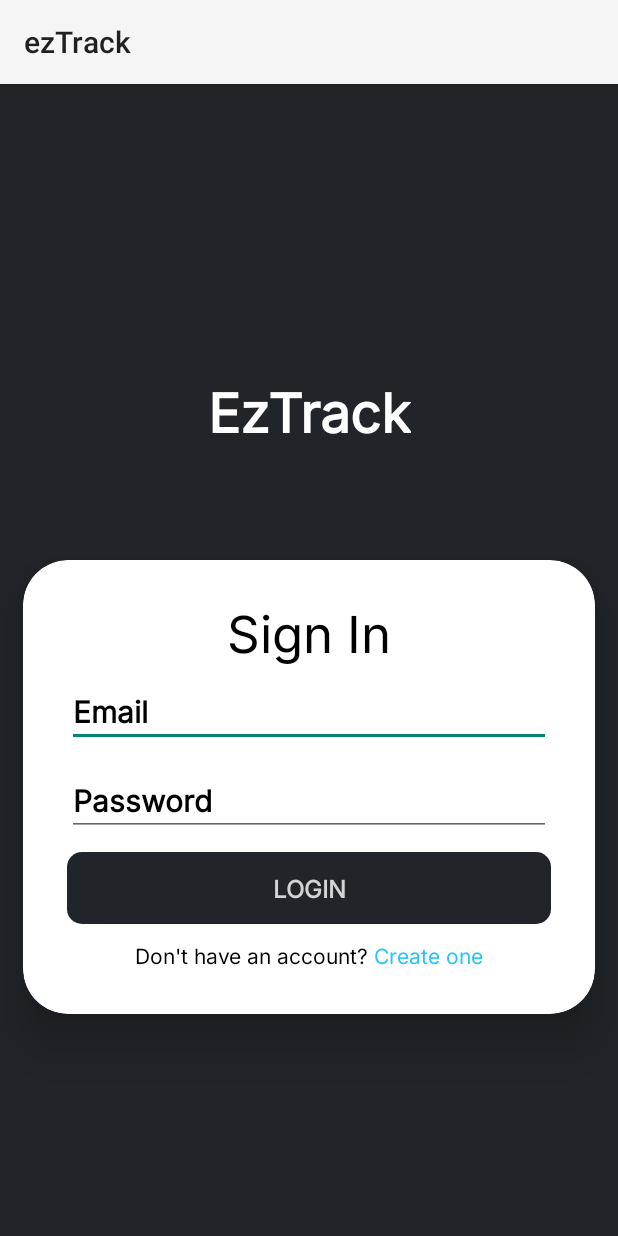
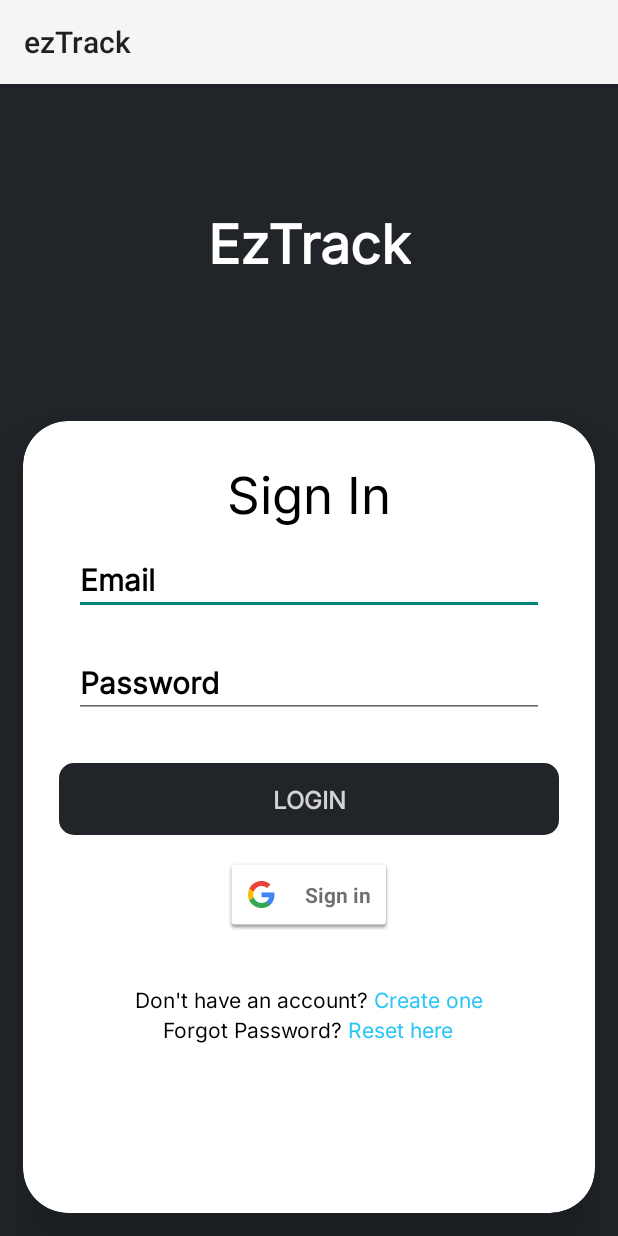
Before and after one commit to mrunixd/ezTrack, an Android app built with Jetpack Compose: the LoginActivity screen opened directly, with no data from a screen before it, on a phone screen of 412 x 824 dp. Run offline under Robolectric (Android 15) with nearby library versions, the phone set to English and light mode, and no system bars; our stand-ins replace Firebase (no records; nobody signed in at launch, a user with empty details on screens opened directly); Roboto replaces fonts that are not available here.

Commit message:
completed implementation of google login

```diff
--- a/app/build.gradle.kts
+++ b/app/build.gradle.kts
@@ -70,6 +70,7 @@ dependencies {
     implementation(libs.androidx.activity)
     implementation(libs.google.firebase.auth)
     implementation(libs.gms.play.services.auth)
+    implementation(libs.glide)
     testImplementation(libs.junit)
     androidTestImplementation(libs.androidx.junit)
     androidTestImplementation(libs.androidx.espresso.core)
--- a/app/src/main/java/com/strongclone/app/LoginActivity.kt
+++ b/app/src/main/java/com/strongclone/app/LoginActivity.kt
@@ -9,6 +9,13 @@ import androidx.activity.enableEdgeToEdge
 import androidx.appcompat.app.AppCompatActivity
 import androidx.core.view.ViewCompat
 import androidx.core.view.WindowInsetsCompat
+import com.google.android.gms.auth.api.identity.BeginSignInRequest
+import com.google.android.gms.auth.api.signin.GoogleSignIn
+import com.google.android.gms.auth.api.signin.GoogleSignInAccount
+import com.google.android.gms.auth.api.signin.GoogleSignInClient
+import com.google.android.gms.auth.api.signin.GoogleSignInOptions
+import com.google.android.gms.common.api.ApiException
+import com.google.android.gms.tasks.Task
 import com.google.firebase.auth.FirebaseAuth
 import com.google.firebase.auth.auth
 import com.google.firebase.auth.ktx.auth
@@ -16,8 +23,11 @@ import com.google.firebase.ktx.Firebase
 import com.strongclone.app.databinding.ActivityLoginBinding
 
 class LoginActivity : AppCompatActivity() {
+    lateinit var mGoogleSignInClient: GoogleSignInClient
+    val Req_Code: Int = 123
     private lateinit var binding: ActivityLoginBinding
     private lateinit var auth: FirebaseAuth
+
     override fun onCreate(savedInstanceState: Bundle?) {
         super.onCreate(savedInstanceState)
         binding = ActivityLoginBinding.inflate(layoutInflater)
@@ -46,9 +56,57 @@ class LoginActivity : AppCompatActivity() {
                 }
         }
 
+
         binding.registerBtn.setOnClickListener {
             val intent = Intent(this, RegisterActivity::class.java)
             startActivity(intent)
+        }
+
+        val gso = GoogleSignInOptions.Builder(GoogleSignInOptions.DEFAULT_SIGN_IN)
+            .requestIdToken(getString(R.string.google_client_id))
+            .requestEmail()
+            .build()
+        mGoogleSignInClient = GoogleSignIn.getClient(this, gso)
+
+        binding.googleSignInBtn.setOnClickListener {
+            Toast.makeText(this, "Logging In", Toast.LENGTH_SHORT).show()
+            signInGoogle()
+        }
+    }
+
+    private fun signInGoogle() {
+        val signInIntent: Intent = mGoogleSignInClient.signInIntent
+        startActivityForResult(signInIntent, Req_Code)
+    }
+
+    override fun onActivityResult(requestCode: Int, resultCode: Int, data: Intent?) {
+        super.onActivityResult(requestCode, resultCode, data)
+        if (requestCode == Req_Code) {
+            val task: Task<GoogleSignInAccount> = GoogleSignIn.getSignedInAccountFromIntent(data)
+            handleResult(task)
+        }
+    }
+
+    private fun handleResult(completedTask: Task<GoogleSignInAccount>) {
+        try {
+            val account: GoogleSignInAccount = completedTask.getResult(ApiException::class.java)
+            if (account != null) {
+                UpdateUI(account)
+            }
+        } catch (e: ApiException) {
+            Toast.makeText(this, e.toString(), Toast.LENGTH_SHORT).show()
+        }
+    }
+
+    private fun UpdateUI(account:GoogleSignInAccount) {
+        super.onStart()
+        if (GoogleSignIn.getLastSignedInAccount(this) != null) {
+            startActivity(
+                Intent(
+                    this, MainActivity::class.java
+                )
+            )
+            finish()
         }
     }
 
--- a/app/src/main/res/layout/activity_login.xml
+++ b/app/src/main/res/layout/activity_login.xml
@@ -7,12 +7,12 @@
     android:layout_height="match_parent"
     android:background="#212529"
     android:orientation="vertical"
-    android:gravity="center">
+    android:layout_gravity="top">
 
     <TextView
         android:layout_width="wrap_content"
         android:layout_height="wrap_content"
-        android:layout_margin="60dp"
+        android:layout_margin="80dp"
         android:text="EzTrack"
         android:textColor="#ffffff"
         android:layout_gravity="center"
@@ -23,7 +23,7 @@
 
     <androidx.cardview.widget.CardView
         android:layout_width="match_parent"
-        android:layout_height="wrap_content"
+        android:layout_height="match_parent"
         android:layout_margin="15dp"
         app:cardElevation="20dp"
         app:cardCornerRadius="30dp">
@@ -49,7 +49,7 @@
                 android:layout_width="match_parent"
                 android:layout_height="wrap_content"
                 android:layout_gravity="center"
-                android:layout_margin="5sp"
+                android:layout_margin="10sp"
                 android:autofillHints=""
                 android:ems="10"
                 android:fontFamily="@font/inter"
@@ -67,7 +67,7 @@
                 android:layout_width="match_parent"
                 android:layout_height="wrap_content"
                 android:layout_gravity="center"
-                android:layout_margin="5sp"
+                android:layout_margin="10sp"
                 android:autofillHints=""
                 android:ems="10"
                 android:fontFamily="@font/inter"
@@ -85,7 +85,7 @@
                 android:layout_width="match_parent"
                 android:layout_height="wrap_content"
                 android:layout_gravity="center"
-                android:layout_margin="5sp"
+                android:layout_marginTop="20dp"
                 android:background="@drawable/btn_shape_capsule"
                 android:fontFamily="@font/inter"
                 android:text="@string/login_btn"
@@ -93,14 +93,29 @@
                 android:textSize="16sp"
                 android:textStyle="bold" />
 
+            <com.google.android.gms.common.SignInButton
+                android:layout_width="wrap_content"
+                android:layout_height="wrap_content"
+                android:layout_gravity="center"
+                android:layout_margin="15dp"
+                android:id="@+id/googleSignInBtn"/>
+
             <TextView
                 android:id="@+id/registerBtn"
                 android:layout_width="wrap_content"
                 android:layout_height="wrap_content"
                 android:layout_gravity="center"
-                android:layout_margin="5sp"
+                android:layout_marginTop="20sp"
                 android:fontFamily="@font/inter"
                 android:text="@string/register_phrase" />
+
+            <TextView
+                android:layout_width="wrap_content"
+                android:layout_height="wrap_content"
+                android:text="@string/forgot_password"
+                android:textColor="#000000"
+                android:layout_gravity="center"
+                android:fontFamily="@font/inter"/>
         </LinearLayout>
     </androidx.cardview.widget.CardView>
 
--- a/app/src/main/res/values/strings.xml
+++ b/app/src/main/res/values/strings.xml
@@ -6,4 +6,6 @@
     <string name="password_hint">Password</string>
     <string name="login_btn">Login</string>
     <string name="register_btn">Register</string>
+    <string name="google_client_id">895799623390-unhba0vka3k1f886squ8mmlu57hjl9dv.apps.googleusercontent.com</string>
+    <string name="forgot_password">Forgot Password? <font color="#29C5F6">Reset here</font></string>
 </resources>
--- a/gradle/libs.versions.toml
+++ b/gradle/libs.versions.toml
@@ -1,6 +1,7 @@
 [versions]
 agp = "8.5.0"
 credentialsPlayServicesAuth = "<latest version>"
+glide = "4.16.0"
 googleid = "<latest version>"
 kotlin = "1.9.0"
 coreKtx = "1.10.1"
@@ -23,6 +24,7 @@ activity = "1.9.0"
 androidx-core-ktx = { group = "androidx.core", name = "core-ktx", version.ref = "coreKtx" }
 androidx-credentials = { module = "androidx.credentials:credentials", version.ref = "credentialsPlayServicesAuth" }
 androidx-credentials-play-services-auth = { module = "androidx.credentials:credentials-play-services-auth", version.ref = "credentialsPlayServicesAuth" }
+glide = { module = "com.github.bumptech.glide:glide", version.ref = "glide" }
 gms-play-services-auth = { module = "com.google.android.gms:play-services-auth", version.ref = "playServicesAuthVersion" }
 google-firebase-auth = { module = "com.google.firebase:firebase-auth" }
 googleid = { module = "com.google.android.libraries.identity.googleid:googleid", version.ref = "googleid" }
```
